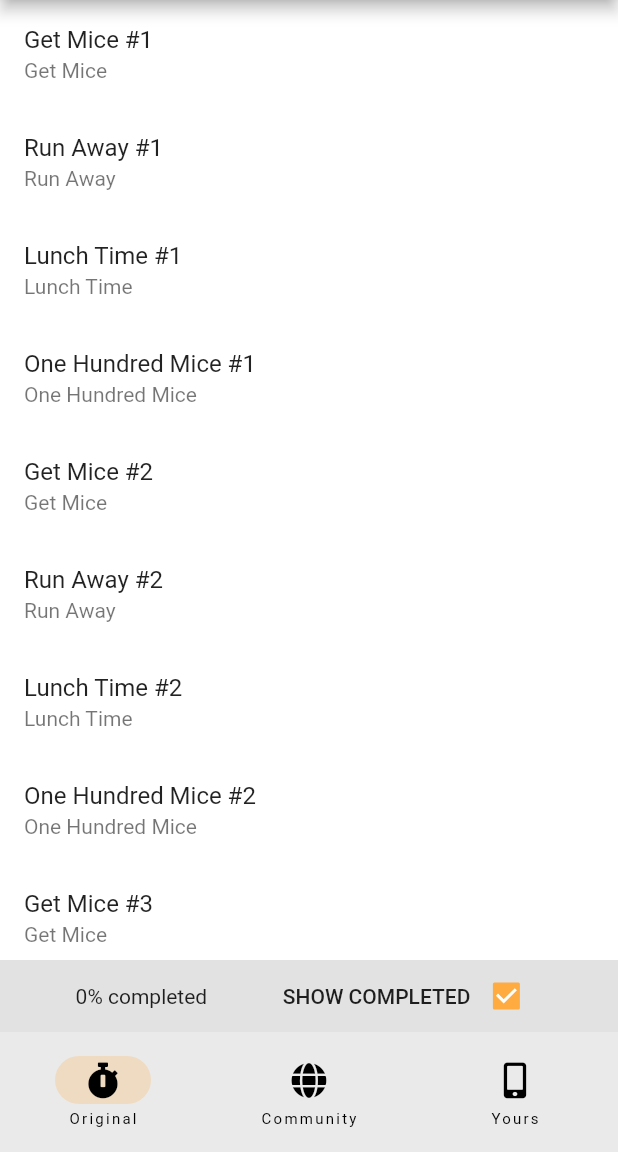
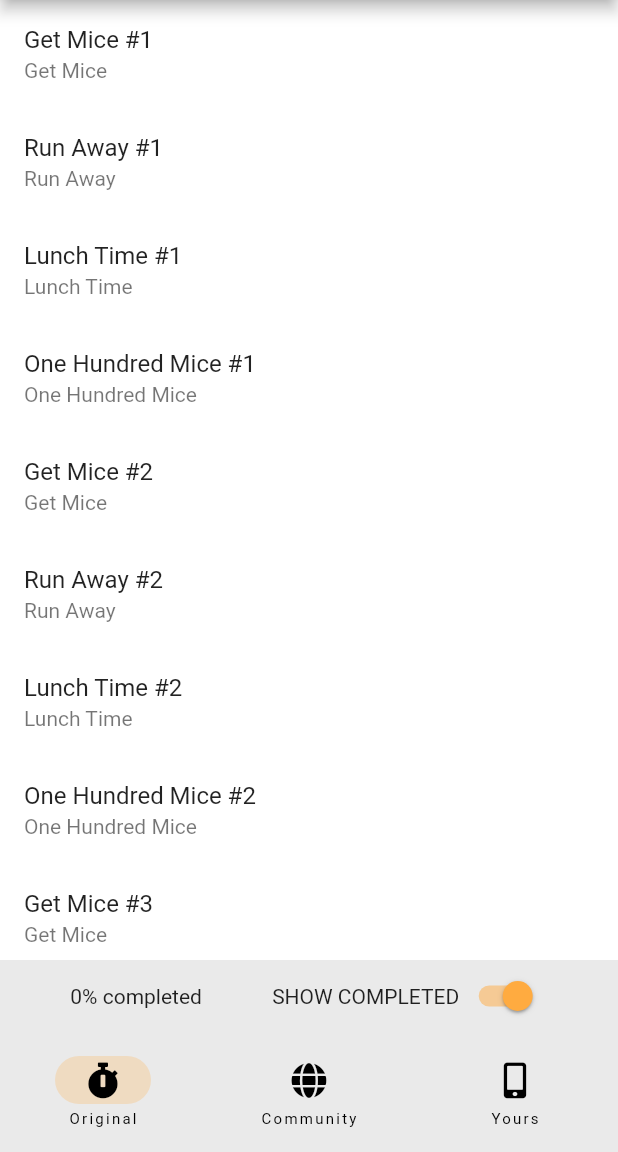
Before and after one commit to CaramelDunes/nyanya_rocket, a Flutter app: the screen it shows after launch, item 2 of the bottom bar chosen, on a phone screen of 412 x 824 dp, the part 84-1236 px from its top. Run offline on Flutter 3.47's test engine with Material 2 defaults, Android fonts, the phone set to English and light mode, and no system bars; our stand-ins replace cloud_firestore, firebase_auth, firebase_core, font_awesome_flutter, rive, shared_preferences; missing offline and left inert: firedart, network_info_plus, nyanya_rocket_base, slugify; accounts and stored records are empty; generated files the repository leaves out were written again; statements that could not run were skipped.

Commit message:
Match completion indicator surface color with NavigationBar.

```diff
--- a/lib/widgets/completion_indicator.dart
+++ b/lib/widgets/completion_indicator.dart
@@ -1,4 +1,5 @@
 import 'package:flutter/material.dart';
+
 import '../localization/nyanya_localizations.dart';
 
 class CompletionIndicator extends StatelessWidget {
@@ -15,24 +16,22 @@ class CompletionIndicator extends StatelessWidget {
 
   @override
   Widget build(BuildContext context) {
+    final localized = NyaNyaLocalizations.of(context);
+    final ColorScheme colorScheme = Theme.of(context).colorScheme;
+
     return Container(
-      color: Colors.grey.withOpacity(0.3),
+      // Use same color as NavigationBar.
+      color: ElevationOverlay.colorWithOverlay(
+          colorScheme.surface, colorScheme.onSurface, 3.0),
       child: Row(
         mainAxisAlignment: MainAxisAlignment.spaceEvenly,
         children: <Widget>[
-          Text(
-            NyaNyaLocalizations.of(context)
-                .completedPercentLabel((completedRatio * 100).floor()),
-            textAlign: TextAlign.center,
-          ),
+          Text(localized.completedPercentLabel((completedRatio * 100).floor()),
+              textAlign: TextAlign.center),
           Row(
             children: <Widget>[
-              Text(
-                  NyaNyaLocalizations.of(context)
-                      .showCompletedLabel
-                      .toUpperCase(),
-                  style: Theme.of(context).textTheme.button),
-              Checkbox(
+              Text(localized.showCompletedLabel.toUpperCase()),
+              Switch(
                 value: showCompleted,
                 onChanged: onChanged,
               ),
```
